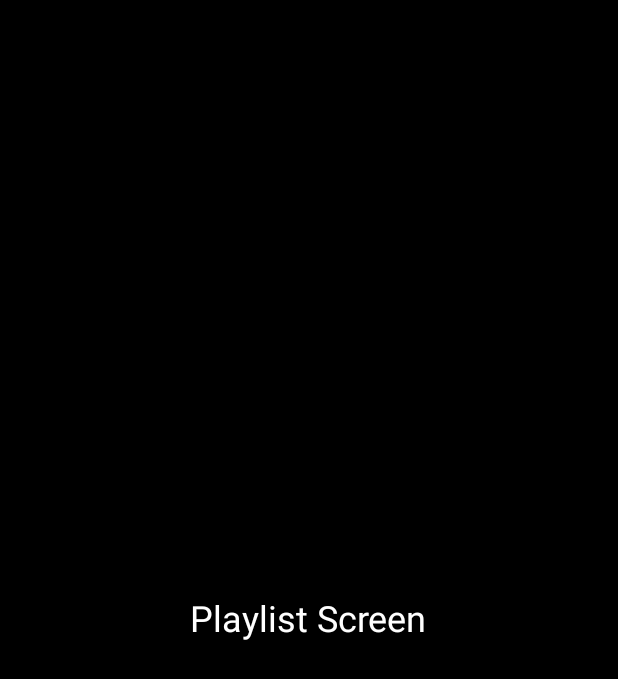
After one commit to Kamilakadze/AS_lab9, an Android app: the layout activity_playlist.xml on its own in the app's theme, with its tools: preview values and no code run, on a phone screen of 412 x 824 dp. The commit adds this screen. Shown: the top 679 px of the screen. Run offline under Robolectric (Android 15) with nearby library versions, the phone set to English and light mode, and no system bars.

Commit message:
third commit

```diff
--- /dev/null
+++ b/app/src/main/res/layout/activity_playlist.xml
@@ -0,0 +1,16 @@
+<?xml version="1.0" encoding="utf-8"?>
+<LinearLayout
+    xmlns:android="http://schemas.android.com/apk/res/android"
+    android:orientation="vertical"
+    android:background="@android:color/black"
+    android:layout_width="match_parent"
+    android:layout_height="match_parent"
+    android:gravity="center">
+
+    <TextView
+        android:text="Playlist Screen"
+        android:textColor="@android:color/white"
+        android:textSize="24sp"
+        android:layout_height="wrap_content"
+        android:layout_width="wrap_content"/>
+</LinearLayout>
```
Also changed, not shown: app/src/main/java/com/example/lab9/activities/HomeActivity.java (+20 -1 lines), app/src/main/java/com/example/lab9/activities/PlaylistActivity.java (added, +13 -0 lines), app/src/main/java/com/example/lab9/activities/SearchActivity.java (added, +13 -0 lines), app/src/main/res/layout/activity_search.xml (added, +16 -0 lines), app/src/main/res/menu/bottom_nav_menu.xml (added, +17 -0 lines).
